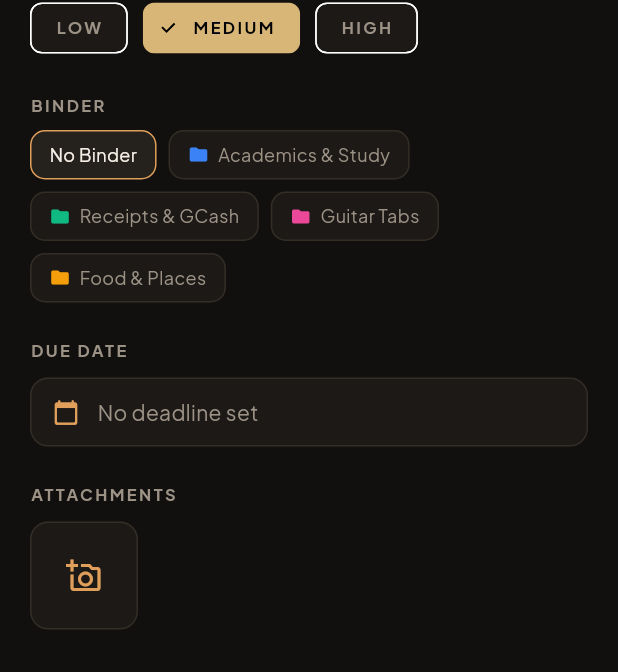
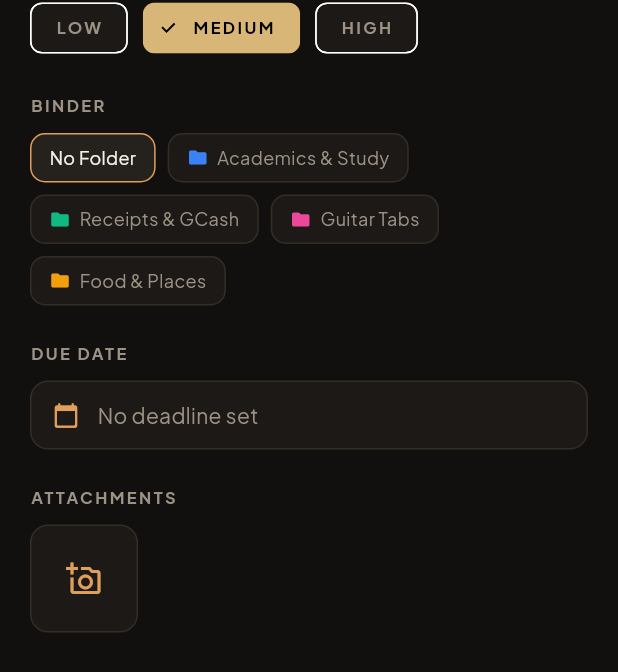
Before and after one commit to gwynejsn/Binder, a Flutter app: the CreateTodoScreen screen opened directly, on a phone screen of 412 x 824 dp. Shown: the part 380-1052 px from the top of the screen. Run offline on Flutter 3.47's test engine with Material 3 defaults, Android fonts, the phone set to English and light mode, and no system bars; our stand-ins replace google_fonts, sqflite; missing offline and left inert: wechat_assets_picker; accounts and stored records are empty.

Commit message:
feat: extracted the binder selector to a widget and also added it in the updating of the todo

```diff
--- a/lib/screens/todo/create_todo_screen.dart
+++ b/lib/screens/todo/create_todo_screen.dart
@@ -1,4 +1,3 @@
-import 'package:binder/controllers/binder_controller.dart';
 import 'package:binder/controllers/todo_controller.dart';
 import 'package:binder/models/enums/priority.dart';
 import 'package:binder/models/todo_attachment.dart';
@@ -7,6 +6,7 @@ import 'package:binder/theme/app_theme.dart';
 import 'package:binder/utils/color_utils.dart';
 import 'package:binder/utils/format_utils.dart';
 import 'package:binder/utils/photo_utils.dart';
+import 'package:binder/widgets/BinderSelector.dart';
 import 'package:flutter/material.dart';
 import 'package:wechat_assets_picker/wechat_assets_picker.dart';
 
@@ -22,7 +22,6 @@ class _CreateTaskScreenState extends State<CreateTodoScreen> {
   final TodoController _todoController = TodoController();
   final _titleController = TextEditingController();
   final _notesController = TextEditingController();
-  final BinderController _binderController = BinderController();
   String? _selectedBinderId;
 
   Priority _selectedPriority = Priority.medium;
@@ -102,89 +101,6 @@ class _CreateTaskScreenState extends State<CreateTodoScreen> {
         );
       });
     }
-  }
-
-  List<Widget> _buildFolderChips() {
-    final List<Widget> chips = [];
-    final binders = _binderController.allBinders;
-
-    // no folder chip
-    final isNoneSelected = _selectedBinderId == null;
-    chips.add(
-      GestureDetector(
-        onTap: () {
-          setState(() {
-            _selectedBinderId = null;
-          });
-        },
-        child: Container(
-          padding: const EdgeInsets.symmetric(horizontal: 12, vertical: 7),
-          decoration: BoxDecoration(
-            color: isNoneSelected ? AppTheme.surfaceElevated : AppTheme.surface,
-            borderRadius: BorderRadius.circular(10),
-            border: Border.all(
-              color: isNoneSelected ? AppTheme.terracotta : AppTheme.border,
-            ),
-          ),
-          child: Text(
-            'No Binder',
-            style: AppTheme.sans(
-              fontSize: 12,
-              color: isNoneSelected
-                  ? AppTheme.textPrimary
-                  : AppTheme.textSecondary,
-            ),
-          ),
-        ),
-      ),
-    );
-
-    for (final binder in binders) {
-      // assign the selected binder to save the binderId in the todo model
-      final isSelected = _selectedBinderId == binder.id;
-      final color = ColorUtils.getColor(binder.colorHex);
-
-      chips.add(
-        GestureDetector(
-          onTap: () {
-            setState(() {
-              _selectedBinderId = binder.id;
-            });
-          },
-          child: Container(
-            padding: const EdgeInsets.symmetric(horizontal: 12, vertical: 7),
-            decoration: BoxDecoration(
-              color: isSelected
-                  ? color.withValues(alpha: 0.18)
-                  : AppTheme.surface,
-              borderRadius: BorderRadius.circular(10),
-              border: Border.all(color: isSelected ? color : AppTheme.border),
-            ),
-            child: Row(
-              mainAxisSize: MainAxisSize.min,
-              children: [
-                Icon(Icons.folder_rounded, size: 14, color: color),
-                const SizedBox(width: 6),
-                Text(
-                  binder.name,
-                  style: AppTheme.sans(
-                    fontSize: 12,
-                    fontWeight: isSelected
-                        ? FontWeight.w600
-                        : FontWeight.normal,
-                    color: isSelected
-                        ? AppTheme.textPrimary
-                        : AppTheme.textSecondary,
-                  ),
-                ),
-              ],
-            ),
-          ),
-        ),
-      );
-    }
-
-    return chips;
   }
 
   @override
@@ -297,14 +213,11 @@ class _CreateTaskScreenState extends State<CreateTodoScreen> {
               }).toList(),
             ),
             const SizedBox(height: 20),
-            Text('BINDER', style: AppTheme.overline(fontSize: 11)),
-            const SizedBox(height: 8),
-            Wrap(
-              spacing: 8, // Horizontal space between chips
-              runSpacing: 8, // Vertical space between lines when wrapped
-              children: _buildFolderChips(),
+            // binder
+            BinderSelector(
+              selectedBinderId: _selectedBinderId,
+              onSelected: (id) => setState(() => _selectedBinderId = id),
             ),
-
             const SizedBox(height: 24),
 
             // deadline
--- a/lib/screens/todo/todo_detail_screen.dart
+++ b/lib/screens/todo/todo_detail_screen.dart
@@ -1,3 +1,4 @@
+import 'package:binder/controllers/binder_controller.dart';
 import 'package:binder/controllers/todo_controller.dart';
 import 'package:binder/models/enums/priority.dart';
 import 'package:binder/models/todo_attachment.dart';
@@ -7,6 +8,7 @@ import 'package:binder/theme/app_theme.dart';
 import 'package:binder/utils/color_utils.dart';
 import 'package:binder/utils/format_utils.dart';
 import 'package:binder/utils/photo_utils.dart';
+import 'package:binder/widgets/BinderSelector.dart';
 import 'package:flutter/material.dart';
 import 'package:wechat_assets_picker/wechat_assets_picker.dart';
 
@@ -23,12 +25,14 @@ class _TodoDetailScreenState extends State<TodoDetailScreen> {
   final TodoController _todoController = TodoController();
   late TextEditingController _titleController;
   late TextEditingController _notesController;
+  final BinderController _binderController = BinderController();
 
   late Priority _selectedPriority;
   late DateTime? _selectedDeadline;
   late bool _isCompleted;
   late List<TodoAttachment> _attachments;
   bool _isSaving = false;
+  String? _selectedBinderId;
 
   @override
   void initState() {
@@ -39,6 +43,7 @@ class _TodoDetailScreenState extends State<TodoDetailScreen> {
     _selectedDeadline = widget.todo.deadline;
     _isCompleted = widget.todo.isCompleted;
     _attachments = List<TodoAttachment>.from(widget.todo.attachments);
+    _selectedBinderId = widget.todo.binderId;
   }
 
   @override
@@ -84,7 +89,7 @@ class _TodoDetailScreenState extends State<TodoDetailScreen> {
       notes: _notesController.text.trim(),
       priority: _selectedPriority,
       deadline: _selectedDeadline,
-      binderId: widget.todo.binderId,
+      binderId: _selectedBinderId,
       isCompleted: _isCompleted,
       completedPomodoros: widget.todo.completedPomodoros,
       createdAt: widget.todo.createdAt,
@@ -308,6 +313,12 @@ class _TodoDetailScreenState extends State<TodoDetailScreen> {
                 );
               }).toList(),
             ),
+            const SizedBox(height: 20),
+            // binder
+            BinderSelector(
+              selectedBinderId: _selectedBinderId,
+              onSelected: (id) => setState(() => _selectedBinderId = id),
+            ),
             const SizedBox(height: 24),
 
             //Due Date section
--- a/lib/screens/todo/todo_screen.dart
+++ b/lib/screens/todo/todo_screen.dart
@@ -350,7 +350,6 @@ class _TodoScreenState extends State<TodoScreen> {
                           ),
                         ),
                         _buildBinderTag(todo.binderId),
-
                         // deadline
                         if (todo.deadline != null)
                           Row(
--- /dev/null
+++ b/lib/widgets/BinderSelector.dart
@@ -0,0 +1,98 @@
+import 'package:binder/controllers/binder_controller.dart';
+import 'package:binder/theme/app_theme.dart';
+import 'package:binder/utils/color_utils.dart';
+import 'package:flutter/material.dart';
+
+class BinderSelector extends StatelessWidget {
+  final String? selectedBinderId;
+  final ValueChanged<String?> onSelected;
+
+  const BinderSelector({
+    super.key,
+    required this.selectedBinderId,
+    required this.onSelected,
+  });
+
+  @override
+  Widget build(BuildContext context) {
+    final binders = BinderController().allBinders;
+    final List<Widget> chips = [];
+
+    // no folder chip
+    final isNoneSelected = selectedBinderId == null;
+    chips.add(
+      GestureDetector(
+        onTap: () => onSelected(null),
+        child: Container(
+          padding: const EdgeInsets.symmetric(horizontal: 12, vertical: 7),
+          decoration: BoxDecoration(
+            color: isNoneSelected ? AppTheme.surfaceElevated : AppTheme.surface,
+            borderRadius: BorderRadius.circular(10),
+            border: Border.all(
+              color: isNoneSelected ? AppTheme.terracotta : AppTheme.border,
+            ),
+          ),
+          child: Text(
+            'No Folder',
+            style: AppTheme.sans(
+              fontSize: 12,
+              color: isNoneSelected
+                  ? AppTheme.textPrimary
+                  : AppTheme.textSecondary,
+            ),
+          ),
+        ),
+      ),
+    );
+
+    for (final binder in binders) {
+      // assign the selected binder to save the binderId in the todo model
+      final isSelected = selectedBinderId == binder.id;
+      final color = ColorUtils.getColor(binder.colorHex);
+
+      chips.add(
+        GestureDetector(
+          onTap: () => onSelected(binder.id),
+          child: Container(
+            padding: const EdgeInsets.symmetric(horizontal: 12, vertical: 7),
+            decoration: BoxDecoration(
+              color: isSelected
+                  ? color.withValues(alpha: 0.18)
+                  : AppTheme.surface,
+              borderRadius: BorderRadius.circular(10),
+              border: Border.all(color: isSelected ? color : AppTheme.border),
+            ),
+            child: Row(
+              mainAxisSize: MainAxisSize.min,
+              children: [
+                Icon(Icons.folder_rounded, size: 14, color: color),
+                const SizedBox(width: 6),
+                Text(
+                  binder.name,
+                  style: AppTheme.sans(
+                    fontSize: 12,
+                    fontWeight: isSelected
+                        ? FontWeight.w600
+                        : FontWeight.normal,
+                    color: isSelected
+                        ? AppTheme.textPrimary
+                        : AppTheme.textSecondary,
+                  ),
+                ),
+              ],
+            ),
+          ),
+        ),
+      );
+    }
+
+    return Column(
+      crossAxisAlignment: CrossAxisAlignment.start,
+      children: [
+        Text('BINDER', style: AppTheme.overline(fontSize: 11)),
+        const SizedBox(height: 10),
+        Wrap(spacing: 8, runSpacing: 8, children: chips),
+      ],
+    );
+  }
+}
```
